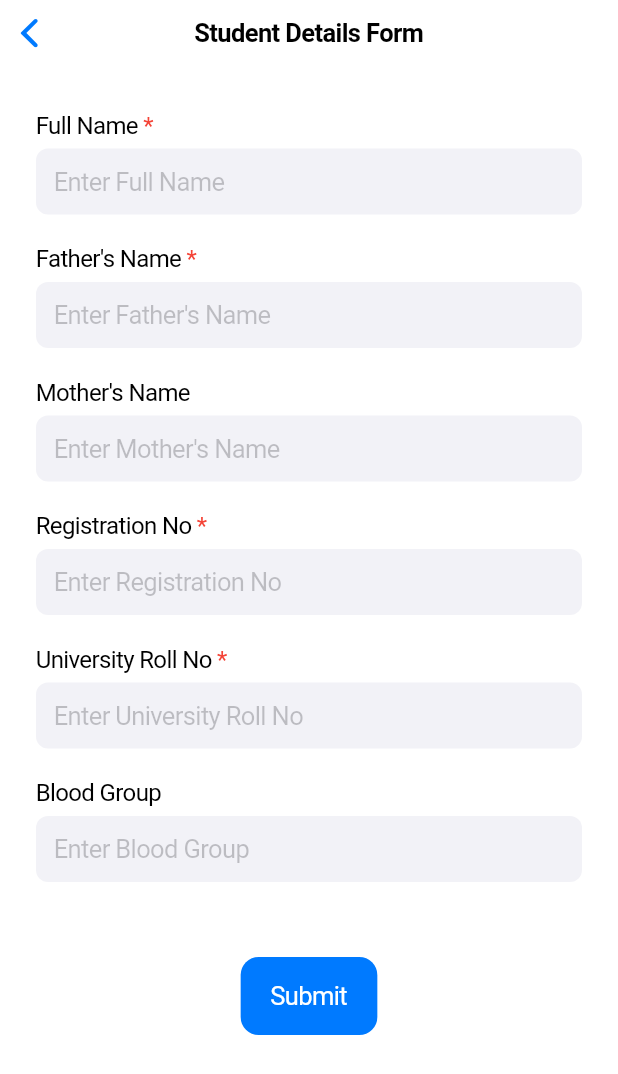
After one commit to upasan01/Cross-Platform-Student-Management-App, a Flutter app: the StudentFormPage screen opened directly, on a phone screen of 412 x 824 dp. The commit adds this screen. Shown: the top 1074 px of the screen. Run offline on Flutter 3.47's test engine with Material 3 defaults, Android fonts, the phone set to English and light mode, and no system bars.

Commit message:
added student info form

```diff
--- a/client/tecb_profiler/lib/pages/getting_started.dart
+++ b/client/tecb_profiler/lib/pages/getting_started.dart
@@ -1,4 +1,5 @@
 import 'package:flutter/cupertino.dart';
+import 'package:tecb_profiler/pages/student_form.dart';
 
 class GettingStartedPage extends StatelessWidget {
   const GettingStartedPage({super.key});
@@ -52,6 +53,10 @@ class GettingStartedPage extends StatelessWidget {
                 ),
                 onPressed: () {
                   // Handle navigation or action
+                  Navigator.push(
+                    context,
+                    CupertinoPageRoute(builder: (context) => const StudentFormPage())
+                  );
                 },
               ),
             ],
--- /dev/null
+++ b/client/tecb_profiler/lib/pages/student_form.dart
@@ -0,0 +1,149 @@
+import 'package:flutter/cupertino.dart';
+import 'package:flutter/material.dart' show Colors;
+
+class StudentFormPage extends StatefulWidget {
+  const StudentFormPage({super.key});
+
+  @override
+  State<StudentFormPage> createState() => _StudentFormPageState();
+}
+
+class _StudentFormPageState extends State<StudentFormPage> {
+  final nameController = TextEditingController();
+  final fatherNameController = TextEditingController();
+  final motherNameController = TextEditingController();
+  final rollNoController = TextEditingController();
+  final regNoController = TextEditingController();
+  final bloodGroupController = TextEditingController();
+
+  Widget _buildField({
+    required String label,
+    required TextEditingController controller,
+    bool required = false,
+    TextInputType keyboardType = TextInputType.text,
+  }) {
+    return Column(
+      crossAxisAlignment: CrossAxisAlignment.start,
+      children: [
+        Row(
+          children: [
+            Text(label,
+                style: const TextStyle(
+                  fontSize: 16,
+                  color: CupertinoColors.label,
+                )),
+            if (required)
+              const Text(
+                ' *',
+                style: TextStyle(color: Colors.red, fontSize: 16),
+              ),
+          ],
+        ),
+        const SizedBox(height: 6),
+        CupertinoTextField(
+          controller: controller,
+          placeholder: 'Enter $label',
+          keyboardType: keyboardType,
+          padding: const EdgeInsets.symmetric(vertical: 12, horizontal: 12),
+          decoration: BoxDecoration(
+            color: CupertinoColors.systemGrey6,
+            borderRadius: BorderRadius.circular(8),
+          ),
+        ),
+        const SizedBox(height: 20),
+      ],
+    );
+  }
+
+  void _handleSubmit() {
+    if (nameController.text.isEmpty ||
+        fatherNameController.text.isEmpty ||
+        rollNoController.text.isEmpty) {
+      showCupertinoDialog(
+        context: context,
+        builder: (context) => CupertinoAlertDialog(
+          title: const Text("Missing Required Fields"),
+          content: const Text("Please fill all the required fields."),
+          actions: [
+            CupertinoDialogAction(
+              isDefaultAction: true,
+              child: const Text("OK"),
+              onPressed: () => Navigator.pop(context),
+            ),
+          ],
+        ),
+      );
+    } else {
+      showCupertinoDialog(
+        context: context,
+        builder: (context) => CupertinoAlertDialog(
+          title: const Text("Form Submitted"),
+          content: const Text("Student details have been recorded."),
+          actions: [
+            CupertinoDialogAction(
+              isDefaultAction: true,
+              child: const Text("OK"),
+              onPressed: () => Navigator.pop(context),
+            ),
+          ],
+        ),
+      );
+    }
+  }
+
+  @override
+  Widget build(BuildContext context) {
+    return CupertinoPageScaffold(
+      navigationBar: const CupertinoNavigationBar(
+        middle: Text('Student Details Form'),
+      ),
+      child: SafeArea(
+        child: SingleChildScrollView(
+          padding: const EdgeInsets.symmetric(horizontal: 24, vertical: 30),
+          child: Column(
+            crossAxisAlignment: CrossAxisAlignment.start,
+            children: [
+              _buildField(
+                label: 'Full Name',
+                controller: nameController,
+                required: true,
+              ),
+              _buildField(
+                label: 'Father\'s Name',
+                controller: fatherNameController,
+                required: true,
+              ),
+              _buildField(
+                label: 'Mother\'s Name',
+                controller: motherNameController,
+              ),
+              _buildField(
+                label: 'Registration No',
+                controller: regNoController,
+                required: true,
+                keyboardType: TextInputType.number,
+              ),
+              _buildField(
+                label: 'University Roll No',
+                controller: rollNoController,
+                required: true,
+                keyboardType: TextInputType.number,
+              ),
+              _buildField(
+                label: 'Blood Group',
+                controller: bloodGroupController,
+              ),
+              const SizedBox(height: 30),
+              Center(
+                child: CupertinoButton.filled(
+                  child: const Text('Submit'),
+                  onPressed: _handleSubmit,
+                ),
+              ),
+            ],
+          ),
+        ),
+      ),
+    );
+  }
+}
```
